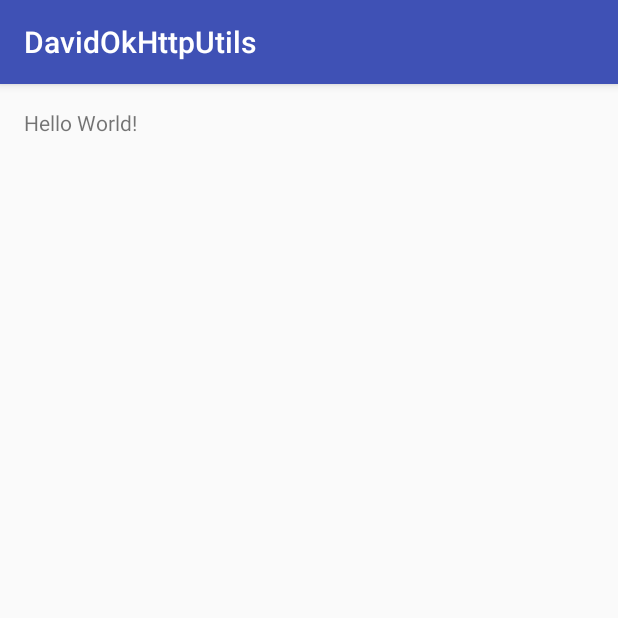
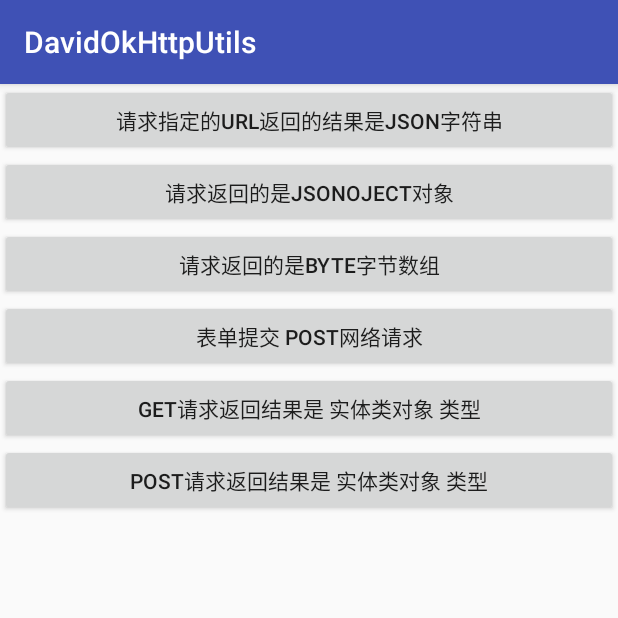
Before and after one commit to dmcxiaobing/DavidOkHttpUtils, an Android app: the screen it shows after launch (MainActivity), on a phone screen of 412 x 824 dp, the top half of it. Run offline under Robolectric (Android 15) with nearby library versions, the phone set to English and light mode, and no system bars; 1 statement that could not run was skipped.

Commit message:
添加六中网络请求代码

```diff
--- a/app/build.gradle
+++ b/app/build.gradle
@@ -25,4 +25,5 @@ dependencies {
     compile 'com.android.support:appcompat-v7:23.2.0'
     compile 'com.squareup.okhttp3:okhttp:3.4.1'
     compile 'com.google.code.gson:gson:2.7'
+    compile 'com.squareup.picasso:picasso:2.5.2'
 }
--- a/app/src/main/java/davidokhttputils/qq986945193/com/davidokhttputils/MainActivity.java
+++ b/app/src/main/java/davidokhttputils/qq986945193/com/davidokhttputils/MainActivity.java
@@ -3,16 +3,19 @@ package davidokhttputils.qq986945193.com.davidokhttputils;
 import android.os.Bundle;
 import android.support.v7.app.AppCompatActivity;
 import android.util.Log;
+import android.view.View;
+import android.widget.Button;
 
+import org.json.JSONException;
+import org.json.JSONObject;
 
-import java.net.URL;
 import java.util.HashMap;
 import java.util.Map;
 
 import davidokhttputils.qq986945193.com.davidokhttputils.bean.IdCardBean;
+import davidokhttputils.qq986945193.com.davidokhttputils.constants.Constant;
 import davidokhttputils.qq986945193.com.davidokhttputils.utils.OkHttpStopCallback;
 import davidokhttputils.qq986945193.com.davidokhttputils.utils.OkHttpUtils;
-import okhttp3.Request;
 import okhttp3.Response;
 
 /**
@@ -31,93 +34,177 @@ public class MainActivity extends AppCompatActivity {
     private String GetUrl = "http://apis.baidu.com/apistore/idservice/id";
     private String PostUrl = "http://apis.baidu.com/apistore/idservice/id";
 
-    private OkHttpUtils mOkHttpUtils = OkHttpUtils.getInstance();
+    private OkHttpUtils mOkHttpUtils;
     private IdCardBean mIdCardBean;
+    private Button btn_get_one;
+    private Button btn_get_two;
+    private Button btn_get_three;
+    private Button btn_get_five;
+    private Button btn_get_six;
+    private Button btn_get_seven;
+    private Map<String, String> params;
 
     @Override
     protected void onCreate(Bundle savedInstanceState) {
         super.onCreate(savedInstanceState);
         setContentView(R.layout.activity_main);
+        initView();
+        setOnclickListener();
+    }
+
+    /**
+     * 设置监听事件
+     */
+    private void setOnclickListener() {
         /**
-         * 请求放回的是json对象
+         * 请求指定的url返回的结果是json字符串
          */
-//        OkHttpUtils.asyncJsonObjectByURL(GetUrl, new OkHttpUtils.OnGetJsonObjectListener() {
-//            @Override
-//            public void onResponse(JSONObject jsonObject) {
-//                Log.e("dada", "onResponse: " + jsonObject.toString());
-//
-//                try {
-//                    Log.e("dada", "onResponse: " + jsonObject.getString("errNum").toString());
-//                } catch (JSONException e) {
-//                    e.printStackTrace();
-//                }
-//            }
-//        });
+        btn_get_one.setOnClickListener(new View.OnClickListener() {
+            @Override
+            public void onClick(View v) {
+                mOkHttpUtils.asyncJsonStringByURL(GetUrl, new OkHttpUtils.OnGetOkhttpStringListener() {
+                    @Override
+                    public void onResponse(String result) {
+                        if (result != null && !result.equals("")) {
+                            Log.e(Constant.TAG, "asyncJsonObjectByURL" + result);
+                        }
+                    }
+                });
+            }
+        });
 
         /**
-         * get请求返回Gson对象
+         *请求返回的是jsonOject对象
          */
-        OkHttpUtils.get(GetUrl, IdCardBean.class, new OkHttpStopCallback<IdCardBean>() {
-
+        btn_get_two.setOnClickListener(new View.OnClickListener() {
             @Override
-            public void onSuccess(Response response, IdCardBean idCardBean) {
-                Log.e("qq986945193", "555");
-
-                if (idCardBean != null) {
-                    mIdCardBean = idCardBean;
-                    Log.e("mm", idCardBean.getRetMsg());
-                } else {
-                    Log.e("mm", "为空了");
-                }
-            }
-
-            @Override
-            public void onBeforeRequest(Request request) {
-                super.onBeforeRequest(request);
-                Log.e("mm", "111");
-
-            }
-
-            @Override
-            public void onError(Response response, int code, Exception e) {
-                super.onError(response, code, e);
-                Log.e("mm", "222" + code);
-
-            }
-
-            @Override
-            public void onFailure(Request request, Exception e) {
-                super.onFailure(request, e);
-                Log.e("mm", "333");
-
-            }
-
-            @Override
-            public void onResponse(Response response) {
-                super.onResponse(response);
-                Log.e("mm", "444");
-
+            public void onClick(View v) {
+                mOkHttpUtils.asyncJsonObjectByURL(GetUrl, new OkHttpUtils.OnGetJsonObjectListener() {
+                    @Override
+                    public void onResponse(JSONObject jsonObject) {
+                        Log.e(Constant.TAG, "asyncJsonObjectByURL: " + jsonObject.toString());
+                        try {
+                            Log.e(Constant.TAG, "onResponse: " + jsonObject.getString("errNum").toString());
+                        } catch (JSONException e) {
+                            e.printStackTrace();
+                        }
+                    }
+                });
             }
 
 
         });
 
-        OkHttpUtils.get(GetUrl, String.class, new OkHttpStopCallback<String>() {
+        /**
+         * 请求返回的是byte字节数组
+         */
+        btn_get_three.setOnClickListener(new View.OnClickListener() {
             @Override
-            public void onSuccess(Response response, String s) {
-                Log.e("mm", "string.class" + s);
+            public void onClick(View v) {
+                mOkHttpUtils.asyncGetByteByURL(GetUrl, new OkHttpUtils.OnGetByteArrayListener() {
+                    @Override
+                    public void onResponse(byte[] result) {
+                        if (result != null) {
+                            Log.e(Constant.TAG, "onResponse: " + result);
 
+                        }
+                    }
+                });
             }
+        });
 
+        /**
+         * 表单提交，post请求，返回jsonobject对象
+         */
+        btn_get_five.setOnClickListener(new View.OnClickListener() {
+            @Override
+            public void onClick(View v) {
+                mOkHttpUtils.sendComplexForm(PostUrl, params, new OkHttpUtils.OnGetJsonObjectListener() {
+                    @Override
+                    public void onResponse(JSONObject jsonObject) {
+                        Log.e(Constant.TAG, "asyncJsonObjectByURL: " + jsonObject.toString());
+                        try {
+                            Log.e(Constant.TAG, "onResponse: " + jsonObject.getString("errNum").toString());
+                        } catch (JSONException e) {
+                            e.printStackTrace();
+                        }
+                    }
+                });
+            }
         });
-        Map<String, String> params = new HashMap<>();
+
+        /**
+         *GET请求返回结果是 实体类对象 类型
+         */
+        btn_get_six.setOnClickListener(new View.OnClickListener() {
+            @Override
+            public void onClick(View v) {
+                /**
+                 * 返回String类型
+                 */
+//                mOkHttpUtils.get(GetUrl, String.class, new OkHttpStopCallback<String>() {
+//                    @Override
+//                    public void onSuccess(Response response, String s) {
+//                        Log.e(Constant.TAG, "string.class" + s);
+//                    }
+//
+//                });
+
+                /**
+                 * get请求返回Bean对象
+                 */
+                mOkHttpUtils.get(GetUrl, IdCardBean.class, new OkHttpStopCallback<IdCardBean>() {
+
+                    @Override
+                    public void onSuccess(Response response, IdCardBean idCardBean) {
+                        if (idCardBean != null) {
+                            mIdCardBean = idCardBean;
+                            Log.e(Constant.TAG, mIdCardBean.getRetMsg());
+                        } else {
+                            Log.e(Constant.TAG, "idCardBean为空了");
+                        }
+                    }
+                });
+            }
+        });
+        /**
+         * POST请求返回结果是 实体类对象 类型
+         */
+        btn_get_seven.setOnClickListener(new View.OnClickListener() {
+            @Override
+            public void onClick(View v) {
+                mOkHttpUtils.post(PostUrl, params, null, new OkHttpStopCallback<IdCardBean>() {
+                    @Override
+                    public void onSuccess(Response response, IdCardBean idCardBean) {
+                        Log.e(Constant.TAG, "post" + idCardBean.getRetMsg());
+
+                    }
+                });
+            }
+        });
+
+
+    }
+
+    private void initView() {
+        btn_get_one = (Button) findViewById(R.id.btn_get_one);
+        btn_get_two = (Button) findViewById(R.id.btn_get_two);
+        btn_get_three = (Button) findViewById(R.id.btn_get_three);
+        btn_get_five = (Button) findViewById(R.id.btn_get_five);
+        btn_get_six = (Button) findViewById(R.id.btn_get_six);
+        btn_get_seven = (Button) findViewById(R.id.btn_get_seven);
+        mOkHttpUtils = MyApplication.getApp().getOkHttpUtils();
+        params = new HashMap<>();
         params.put("id", "642226199303107806");
-        OkHttpUtils.post(PostUrl, params, null, new OkHttpStopCallback<IdCardBean>() {
+
+        mOkHttpUtils.post(PostUrl, params, null, new OkHttpStopCallback<IdCardBean>() {
             @Override
             public void onSuccess(Response response, IdCardBean idCardBean) {
-                Log.e("mm", "post" + idCardBean.getRetMsg());
+                Log.e(Constant.TAG, "post" + idCardBean.getRetMsg());
 
             }
         });
     }
+
+
 }
--- a/app/src/main/java/davidokhttputils/qq986945193/com/davidokhttputils/MyApplication.java
+++ b/app/src/main/java/davidokhttputils/qq986945193/com/davidokhttputils/MyApplication.java
@@ -20,10 +20,12 @@ import davidokhttputils.qq986945193.com.davidokhttputils.utils.OkHttpUtils;
  * @交流Qq ：986945193
  */
 public class MyApplication extends Application {
-
+    private static MyApplication app;
+    private OkHttpUtils mHttpUtils;
     @Override
     public void onCreate() {
         super.onCreate();
+        app = this;
         initOkHttpUtils();
     }
 
@@ -31,6 +33,15 @@ public class MyApplication extends Application {
      * 初始化构造okhttpClient对象
      */
     private void initOkHttpUtils() {
-        OkHttpUtils okHttpClient = OkHttpUtils.getInstance();
+        mHttpUtils = OkHttpUtils.getInstance();
     }
+
+    public static MyApplication getApp() {
+        return app;
+    }
+
+    public OkHttpUtils getOkHttpUtils() {
+        return this.mHttpUtils;
+    }
+
 }
--- a/app/src/main/java/davidokhttputils/qq986945193/com/davidokhttputils/constants/Constant.java
+++ b/app/src/main/java/davidokhttputils/qq986945193/com/davidokhttputils/constants/Constant.java
@@ -12,6 +12,7 @@ package davidokhttputils.qq986945193.com.davidokhttputils.constants;
  */
 public class Constant {
     public static final String API_KEY = "apikey";
-    public static final String API_KEY_SECRET = "";
+    public static final String API_KEY_SECRET = "3ecfce74d2c88190c6568948db5d2018";
+    public static final String TAG = "QQ986945193";
 
 }
--- a/app/src/main/java/davidokhttputils/qq986945193/com/davidokhttputils/utils/OkHttpUtils.java
+++ b/app/src/main/java/davidokhttputils/qq986945193/com/davidokhttputils/utils/OkHttpUtils.java
@@ -1,6 +1,7 @@
 package davidokhttputils.qq986945193.com.davidokhttputils.utils;
 
 import android.graphics.Bitmap;
+import android.graphics.BitmapFactory;
 import android.os.Handler;
 import android.os.Looper;
 import android.util.Log;
@@ -67,26 +68,6 @@ public class OkHttpUtils {
         return instance;
     }
 
-    /**
-     * 同步请求，在android开发中不常用，因为会阻塞UI线程
-     *
-     * @param url
-     * @return
-     */
-    public String syncGetByURL(String url) {
-        //构建一个request请求
-        Request request = new Request.Builder().url(url).build();
-        Response response = null;
-        try {
-            response = client.newCall(request).execute();//同步请求数据
-            if (response.isSuccessful()) {
-                return response.body().string();
-            }
-        } catch (Exception e) {
-            e.printStackTrace();
-        }
-        return null;
-    }
 
     /**
      * 请求指定的url返回的结果是json字符串
@@ -158,46 +139,16 @@ public class OkHttpUtils {
         });
     }
 
-    /**
-     * 请求返回结果是imageView类型 bitmap 类型
-     *
-     * @param url
-     * @param callBack
-     */
-    public void asyncDownLoadImageByURL(String url, final OnGetBitmapListenr callBack) {
-        Request request = new Request.Builder().url(url).build();
-        client.newCall(request).enqueue(new Callback() {
-            @Override
-            public void onFailure(Call call, IOException e) {
-                e.printStackTrace();
-            }
-
-            @Override
-            public void onResponse(Call call, Response response) throws IOException {
-                if (response != null && response.isSuccessful()) {
-                    byte[] data = response.body().bytes();
-//                    Bitmap bitmap = new CropSquareTrans().transform(BitmapFactory.decodeByteArray(data, 0, data.length));
-//                    callBack.onResponse(bitmap);
-                }
-            }
-        });
-    }
 
     /**
-     * 模拟表单提交  post提交
+     * 表单提交  post提交
      *
      * @param url
      * @param params
      * @param callBack
      */
     public void sendComplexForm(String url, Map<String, String> params, final OnGetJsonObjectListener callBack) {
-        FormBody.Builder form_builder = new FormBody.Builder();//表单对象，包含以input开始的对象，以html表单为主
-        if (params != null && !params.isEmpty()) {
-            for (Map.Entry<String, String> entry : params.entrySet()) {
-                form_builder.add(entry.getKey(), entry.getValue());
-            }
-        }
-        RequestBody request_body = form_builder.build();
+        RequestBody request_body = builderFormData(params);//表单对象，包含以input开始的对象，以html表单为主
         Request request = new Request.Builder().url(url).post(request_body).build();//采用post方式提交
         client.newCall(request).enqueue(new Callback() {
             @Override
@@ -302,7 +253,7 @@ public class OkHttpUtils {
     /**
      * 接口 处理OkHttp获取到json字符串
      */
-    interface OnGetOkhttpStringListener {
+    public interface OnGetOkhttpStringListener {
         void onResponse(String result);
     }
 
@@ -336,7 +287,7 @@ public class OkHttpUtils {
      * @param callback
      */
 
-    public static <T> void get(String url, Class<T> clazz, OkHttpBaseCallback callback) {
+    public <T> void get(String url, Class<T> clazz, OkHttpBaseCallback callback) {
 
 
         Request request = buildGetRequest(url);
@@ -352,14 +303,14 @@ public class OkHttpUtils {
      * @param url
      * @param callback
      */
-    public static <T> void post(String url, Map<String, String> param, Class<T> clazz, OkHttpBaseCallback callback) {
+    public <T> void post(String url, Map<String, String> param, Class<T> clazz, OkHttpBaseCallback callback) {
 
         Request request = buildPostRequest(url, param);
         request(request, clazz, callback);
     }
 
 
-    public static <T> void request(final Request request, final Class<T> clazz, final OkHttpBaseCallback callback) {
+    public <T> void request(final Request request, final Class<T> clazz, final OkHttpBaseCallback callback) {
 
         callback.onBeforeRequest(request);
 
@@ -385,20 +336,14 @@ public class OkHttpUtils {
                         callbackSuccess(callback, response, resultStr);
                     } else {
                         try {
-                            Log.e("mm", "7" + resultStr);
-
+//                            Object obj = gson.fromJson(resultStr, clazz);
                             Object obj = gson.fromJson(resultStr, callback.mType);
-
                             callbackSuccess(callback, response, obj);
                         } catch (com.google.gson.JsonParseException e) { // Json解析的错误
-                            Log.e("mm", "666");
-
                             callback.onError(response, response.code(), e);
                         }
                     }
                 } else {
-                    Log.e("mm", "777");
-
                     callbackError(callback, response, null);
                 }
             }
@@ -409,7 +354,7 @@ public class OkHttpUtils {
     }
 
 
-    private static void callbackSuccess(final OkHttpBaseCallback callback, final Response response, final Object obj) {
+    private void callbackSuccess(final OkHttpBaseCallback callback, final Response response, final Object obj) {
 
         handler.post(new Runnable() {
             @Override
@@ -420,7 +365,7 @@ public class OkHttpUtils {
     }
 
 
-    private static void callbackError(final OkHttpBaseCallback callback, final Response response, final Exception e) {
+    private void callbackError(final OkHttpBaseCallback callback, final Response response, final Exception e) {
 
         handler.post(new Runnable() {
             @Override
@@ -431,7 +376,7 @@ public class OkHttpUtils {
     }
 
 
-    private static void callbackFailure(final OkHttpBaseCallback callback, final Request request, final IOException e) {
+    private void callbackFailure(final OkHttpBaseCallback callback, final Request request, final IOException e) {
 
         handler.post(new Runnable() {
             @Override
@@ -442,7 +387,7 @@ public class OkHttpUtils {
     }
 
 
-    private static void callbackResponse(final OkHttpBaseCallback callback, final Response response) {
+    private void callbackResponse(final OkHttpBaseCallback callback, final Response response) {
 
         handler.post(new Runnable() {
             @Override
@@ -453,17 +398,17 @@ public class OkHttpUtils {
     }
 
 
-    private static Request buildPostRequest(String url, Map<String, String> params) {
+    private Request buildPostRequest(String url, Map<String, String> params) {
 
         return buildRequest(url, HttpMethodType.POST, params);
     }
 
-    private static Request buildGetRequest(String url) {
+    private Request buildGetRequest(String url) {
 
         return buildRequest(url, HttpMethodType.GET, null);
     }
 
-    private static Request buildRequest(String url, HttpMethodType methodType, Map<String, String> params) {
+    private Request buildRequest(String url, HttpMethodType methodType, Map<String, String> params) {
 
 
         Request.Builder builder = new Request.Builder()
@@ -481,13 +426,17 @@ public class OkHttpUtils {
     }
 
 
-    private static RequestBody builderFormData(Map<String, String> params) {
+    private RequestBody builderFormData(Map<String, String> params) {
 
 
         FormBody.Builder form_builder = new FormBody.Builder();//表单对象，包含以input开始的对象，以html表单为主
         if (params != null && !params.isEmpty()) {
             for (Map.Entry<String, String> entry : params.entrySet()) {
-                form_builder.add(entry.getKey(), entry.getValue());
+                if (entry.getKey() == null || entry.getValue() == null) {
+                    //以防出现个别参数为空,报空指针闪退
+                } else {
+                    form_builder.add(entry.getKey(), entry.getValue());
+                }
             }
         }
         return form_builder.build();
@@ -502,4 +451,26 @@ public class OkHttpUtils {
 
     }
 
+    /**
+     * 同步请求，在android开发中不常用，因为会阻塞UI线程
+     *
+     * @param url
+     * @return
+     */
+    public String syncGetByURL(String url) {
+        //构建一个request请求
+        Request request = new Request.Builder().url(url).build();
+        Response response = null;
+        try {
+            response = client.newCall(request).execute();//同步请求数据
+            if (response.isSuccessful()) {
+                return response.body().string();
+            }
+        } catch (Exception e) {
+            e.printStackTrace();
+        }
+        return null;
+    }
+
+
 }
--- a/app/src/main/res/layout/activity_main.xml
+++ b/app/src/main/res/layout/activity_main.xml
@@ -1,16 +1,47 @@
 <?xml version="1.0" encoding="utf-8"?>
-<RelativeLayout xmlns:android="http://schemas.android.com/apk/res/android"
-    xmlns:tools="http://schemas.android.com/tools"
+<LinearLayout xmlns:android="http://schemas.android.com/apk/res/android"
     android:layout_width="match_parent"
     android:layout_height="match_parent"
-    android:paddingBottom="@dimen/activity_vertical_margin"
-    android:paddingLeft="@dimen/activity_horizontal_margin"
-    android:paddingRight="@dimen/activity_horizontal_margin"
-    android:paddingTop="@dimen/activity_vertical_margin"
-    tools:context="davidokhttputils.qq986945193.com.davidokhttputils.MainActivity">
+    android:orientation="vertical">
 
-    <TextView
-        android:layout_width="wrap_content"
+    <Button
+        android:id="@+id/btn_get_one"
+        android:layout_width="match_parent"
         android:layout_height="wrap_content"
-        android:text="Hello World!" />
-</RelativeLayout>
+        android:text="请求指定的url返回的结果是json字符串" />
+
+    <Button
+        android:id="@+id/btn_get_two"
+        android:layout_width="match_parent"
+        android:layout_height="wrap_content"
+        android:text="请求返回的是jsonOject对象" />
+
+    <Button
+        android:id="@+id/btn_get_three"
+        android:layout_width="match_parent"
+        android:layout_height="wrap_content"
+        android:text="请求返回的是byte字节数组" />
+
+
+
+    <Button
+        android:id="@+id/btn_get_five"
+        android:layout_width="match_parent"
+        android:layout_height="wrap_content"
+        android:text="表单提交 post网络请求" />
+
+    <Button
+        android:id="@+id/btn_get_six"
+        android:layout_width="match_parent"
+        android:layout_height="wrap_content"
+        android:text="GET请求返回结果是 实体类对象 类型" />
+
+    <Button
+        android:id="@+id/btn_get_seven"
+        android:layout_width="match_parent"
+        android:layout_height="wrap_content"
+        android:text="POST请求返回结果是 实体类对象 类型" />
+
+
+
+</LinearLayout>
```
